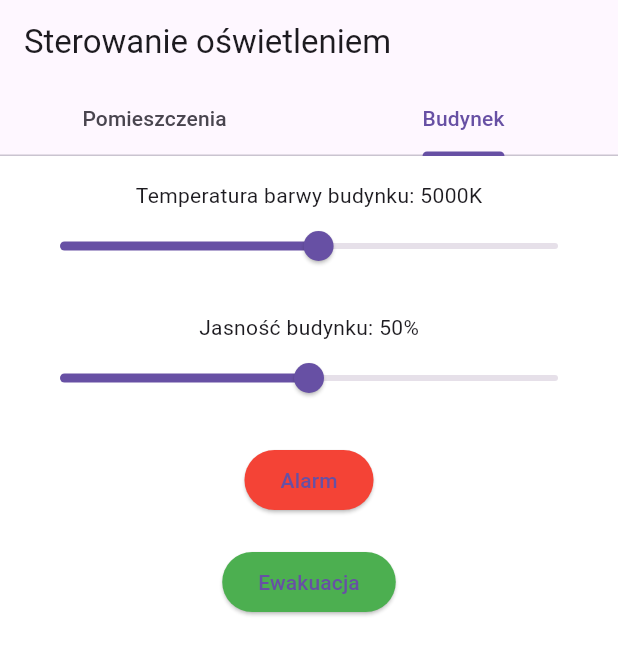
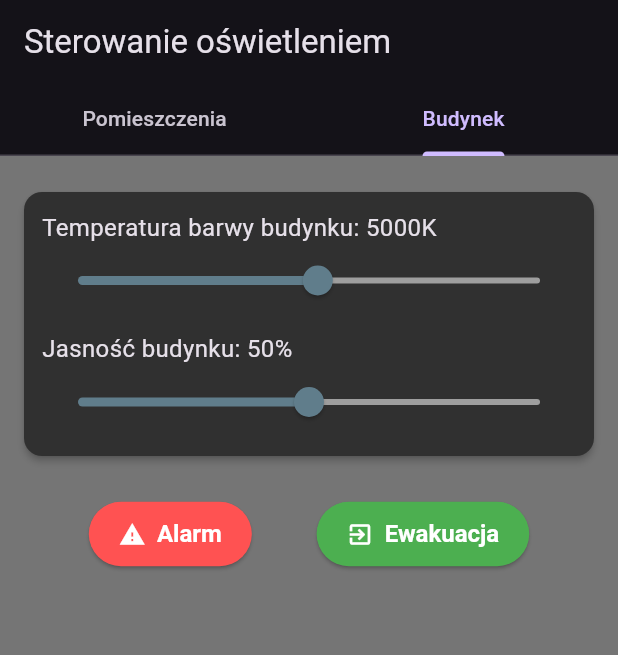
Before and after one commit to bartoszwer1/projekt-inz, a Flutter app: the screen it shows after launch, tab 2 chosen, on a phone screen of 412 x 824 dp. Shown: the top 655 px of the screen. Run offline on Flutter 3.47's test engine with Material 3 defaults, Android fonts, the phone set to English and light mode, and no system bars.

Commit message:
design changes

```diff
--- a/osw_biur/lib/main.dart
+++ b/osw_biur/lib/main.dart
@@ -5,9 +5,15 @@ void main() {
   runApp(MaterialApp(
     home: SterownikOsw(),
     debugShowCheckedModeBanner: false,
-    theme: ThemeData(
-      primarySwatch: Colors.blueGrey,
-      scaffoldBackgroundColor: Colors.white,
+    theme: ThemeData.dark().copyWith(
+      primaryColor: Colors.blueGrey,
+      scaffoldBackgroundColor: Colors.black54,
+      elevatedButtonTheme: ElevatedButtonThemeData(
+        style: ElevatedButton.styleFrom(
+          backgroundColor: Colors.grey[800],
+          foregroundColor: Colors.white,
+        ),
+      ),
     ),
   ));
 }
@@ -19,7 +25,7 @@ class SterownikOsw extends StatefulWidget {
 
 class _SterownikOswState extends State<SterownikOsw>
     with SingleTickerProviderStateMixin {
-  String espIp = "192.168.1.77";
+  String espIp = "192.168.1.77"; // Zaktualizuj na adres Twojego ESP32
 
   // Dane pomieszczeń
   List<double> roomsCct = [3000, 4000, 5000, 6000, 7000];
@@ -46,7 +52,9 @@ class _SterownikOswState extends State<SterownikOsw>
     try {
       await http.get(url);
     } catch (e) {
-      // błąd połączenia - można pokazać snackbar
+      ScaffoldMessenger.of(context).showSnackBar(
+        SnackBar(content: Text('Błąd połączenia: $e')),
+      );
     }
   }
 
@@ -58,22 +66,109 @@ class _SterownikOswState extends State<SterownikOsw>
     try {
       await http.get(url);
     } catch (e) {
-      // błąd połączenia
+      ScaffoldMessenger.of(context).showSnackBar(
+        SnackBar(content: Text('Błąd połączenia: $e')),
+      );
     }
   }
 
   Future<void> setAlarm() async {
     final url = Uri.http(espIp, '/alarm');
+    try {
       await http.get(url);
+      ScaffoldMessenger.of(context).showSnackBar(
+        SnackBar(content: Text('Alarm włączony')),
+      );
+    } catch (e) {
+      ScaffoldMessenger.of(context).showSnackBar(
+        SnackBar(content: Text('Błąd połączenia: $e')),
+      );
+    }
   }
 
   Future<void> setEvacuation() async {
     final url = Uri.http(espIp, '/evacuation');
+    try {
       await http.get(url);
+      ScaffoldMessenger.of(context).showSnackBar(
+        SnackBar(content: Text('Ewakuacja włączona')),
+      );
+    } catch (e) {
+      ScaffoldMessenger.of(context).showSnackBar(
+        SnackBar(content: Text('Błąd połączenia: $e')),
+      );
+    }
   }
 
   Widget buildRoomControl(int roomIndex) {
-    return Card(
+    return ExpansionTile(
+      title: Text(
+        "Pomieszczenie ${roomIndex + 1}",
+        style: TextStyle(fontSize: 18, fontWeight: FontWeight.bold),
+      ),
+      children: [
+        Padding(
+          padding: EdgeInsets.symmetric(horizontal: 16.0, vertical: 8.0),
+          child: Column(
+            crossAxisAlignment: CrossAxisAlignment.start,
+            children: [
+              Text('Temperatura barwy: ${roomsCct[roomIndex].toInt()}K'),
+              Slider(
+                activeColor: Colors.blueGrey,
+                inactiveColor: Colors.grey,
+                min: 2300,
+                max: 7500,
+                divisions: 5200,
+                value: roomsCct[roomIndex],
+                label: "${roomsCct[roomIndex].toInt()}K",
+                onChanged: (val) {
+                  setState(() {
+                    roomsCct[roomIndex] = val;
+                  });
+                  setRoom(roomIndex, roomsCct[roomIndex],
+                      roomsBrightness[roomIndex]);
+                },
+              ),
+              SizedBox(height: 10),
+              Text('Jasność: ${roomsBrightness[roomIndex].toInt()}%'),
+              Slider(
+                activeColor: Colors.blueGrey,
+                inactiveColor: Colors.grey,
+                min: 0,
+                max: 100,
+                divisions: 100,
+                value: roomsBrightness[roomIndex],
+                label: "${roomsBrightness[roomIndex].toInt()}%",
+                onChanged: (val) {
+                  setState(() {
+                    roomsBrightness[roomIndex] = val;
+                  });
+                  setRoom(roomIndex, roomsCct[roomIndex],
+                      roomsBrightness[roomIndex]);
+                },
+              ),
+            ],
+          ),
+        ),
+      ],
+    );
+  }
+
+  Widget buildPomieszczeniaTab() {
+    return ListView.builder(
+      padding: EdgeInsets.all(16),
+      itemCount: 5,
+      itemBuilder: (context, index) => buildRoomControl(index),
+    );
+  }
+
+  Widget buildBudynekTab() {
+    return SingleChildScrollView(
+      padding: EdgeInsets.all(16),
+      child: Column(
+        children: [
+          Card(
+            color: Colors.grey[850],
             elevation: 2,
             margin: EdgeInsets.symmetric(vertical: 8),
             child: Padding(
@@ -81,59 +176,18 @@ class _SterownikOswState extends State<SterownikOsw>
               child: Column(
                 crossAxisAlignment: CrossAxisAlignment.start,
                 children: [
-            Text("Pomieszczenie ${roomIndex + 1}",
-                style: TextStyle(fontSize: 18, fontWeight: FontWeight.bold)),
-            SizedBox(height: 10),
-            Text('Temperatura barwy: ${roomsCct[roomIndex].toInt()}K'),
+                  Text(
+                    'Temperatura barwy budynku: ${buildingCct.toInt()}K',
+                    style: TextStyle(fontSize: 16),
+                  ),
                   Slider(
+                    activeColor: Colors.blueGrey,
+                    inactiveColor: Colors.grey,
                     min: 2300,
                     max: 7500,
-              value: roomsCct[roomIndex],
-              onChanged: (val) {
-                setState(() {
-                  roomsCct[roomIndex] = val;
-                });
-                setRoom(
-                    roomIndex, roomsCct[roomIndex], roomsBrightness[roomIndex]);
-              },
-            ),
-            SizedBox(height: 10),
-            Text('Jasność: ${roomsBrightness[roomIndex].toInt()}%'),
-            Slider(
-              min: 0,
-              max: 100,
-              value: roomsBrightness[roomIndex],
-              onChanged: (val) {
-                setState(() {
-                  roomsBrightness[roomIndex] = val;
-                });
-                setRoom(
-                    roomIndex, roomsCct[roomIndex], roomsBrightness[roomIndex]);
-              },
-            ),
-          ],
-        ),
-      ),
-    );
-  }
-
-  Widget buildPomieszczeniaTab() {
-    return ListView(
-      padding: EdgeInsets.all(16),
-      children: List.generate(5, (index) => buildRoomControl(index)),
-    );
-  }
-
-  Widget buildBudynekTab() {
-    return Padding(
-      padding: EdgeInsets.all(16),
-      child: Column(
-        children: [
-          Text('Temperatura barwy budynku: ${buildingCct.toInt()}K'),
-          Slider(
-            min: 2300,
-            max: 7500,
+                    divisions: 5200,
                     value: buildingCct,
+                    label: "${buildingCct.toInt()}K",
                     onChanged: (val) {
                       setState(() {
                         buildingCct = val;
@@ -141,12 +195,19 @@ class _SterownikOswState extends State<SterownikOsw>
                       setBuilding(buildingCct, buildingBrightness);
                     },
                   ),
-          SizedBox(height: 20),
-          Text('Jasność budynku: ${buildingBrightness.toInt()}%'),
+                  SizedBox(height: 10),
+                  Text(
+                    'Jasność budynku: ${buildingBrightness.toInt()}%',
+                    style: TextStyle(fontSize: 16),
+                  ),
                   Slider(
+                    activeColor: Colors.blueGrey,
+                    inactiveColor: Colors.grey,
                     min: 0,
                     max: 100,
+                    divisions: 100,
                     value: buildingBrightness,
+                    label: "${buildingBrightness.toInt()}%",
                     onChanged: (val) {
                       setState(() {
                         buildingBrightness = val;
@@ -154,21 +215,37 @@ class _SterownikOswState extends State<SterownikOsw>
                       setBuilding(buildingCct, buildingBrightness);
                     },
                   ),
-          SizedBox(height: 20),
-          ElevatedButton(
-            onPressed: () {
-              setAlarm();
-            },
-            style: ElevatedButton.styleFrom(backgroundColor: Colors.red),
-            child: Text('Alarm'),
+                ],
+              ),
+            ),
           ),
           SizedBox(height: 20),
-          ElevatedButton(
-            onPressed: () {
-              setEvacuation();
-            },
-            style: ElevatedButton.styleFrom(backgroundColor: Colors.green),
-            child: Text('Ewakuacja'),
+          Row(
+            mainAxisAlignment: MainAxisAlignment.spaceEvenly,
+            children: [
+              ElevatedButton.icon(
+                onPressed: setAlarm,
+                icon: Icon(Icons.warning),
+                label: Text('Alarm'),
+                style: ElevatedButton.styleFrom(
+                  backgroundColor: Colors.redAccent,
+                  padding: EdgeInsets.symmetric(horizontal: 20, vertical: 12),
+                  textStyle:
+                      TextStyle(fontSize: 16, fontWeight: FontWeight.bold),
+                ),
+              ),
+              ElevatedButton.icon(
+                onPressed: setEvacuation,
+                icon: Icon(Icons.exit_to_app),
+                label: Text('Ewakuacja'),
+                style: ElevatedButton.styleFrom(
+                  backgroundColor: Colors.green,
+                  padding: EdgeInsets.symmetric(horizontal: 20, vertical: 12),
+                  textStyle:
+                      TextStyle(fontSize: 16, fontWeight: FontWeight.bold),
+                ),
+              ),
+            ],
           ),
         ],
       ),
```
Lines whose indentation alone changed are shown as unchanged.
